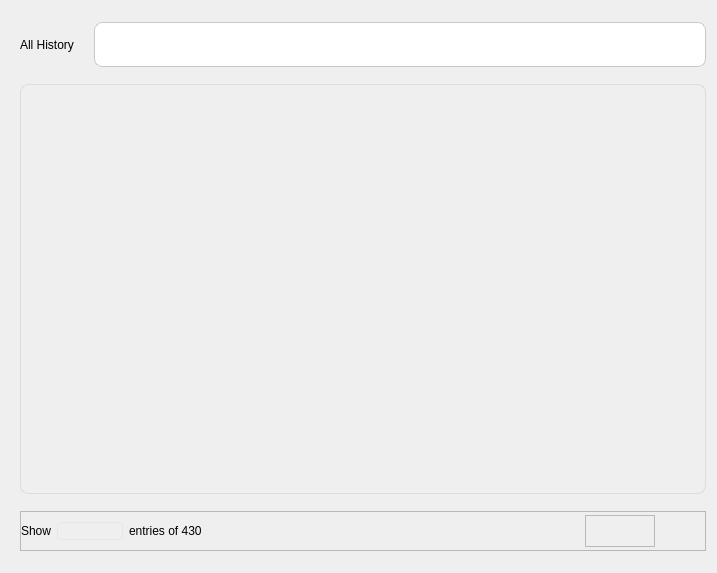
The window that widget/Setting/SoundBot/WHistoryDiaPage.ui (yechaoGitHub/AI) describes before a commit, drawn with Qt 5.
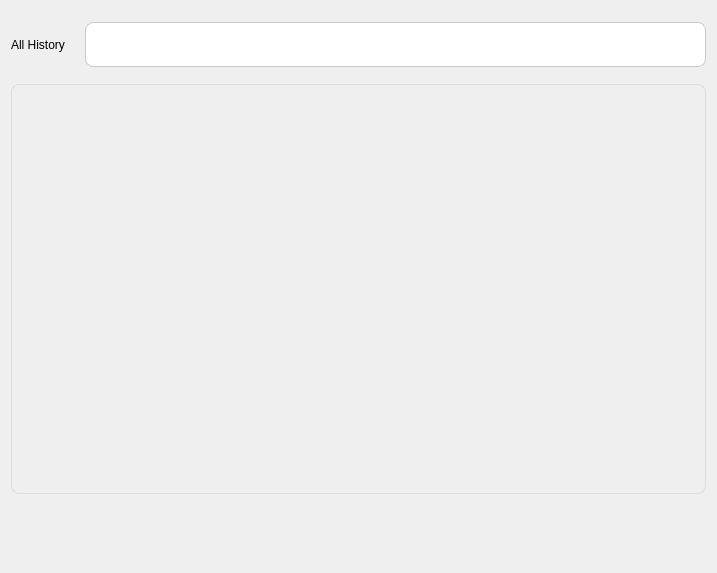
The same window after the commit. Icons and pictures are not drawn. Custom widgets are drawn as their Qt base class.

Diff of the .ui file:
```diff
--- a/widget/Setting/SoundBot/WHistoryDiaPage.ui
+++ b/widget/Setting/SoundBot/WHistoryDiaPage.ui
@@ -54,7 +54,7 @@
     subcontrol-origin: padding;
     subcontrol-position: top right;
     width: 20px;
-    border-top-right-radius: 3px; /* same radius as the QComboBox */
+    border-top-right-radius: 3px;
     border-bottom-right-radius: 3px;
 }
 
@@ -74,7 +74,7 @@
 }
 
 QHeaderView{
-    background: rgba(0,0,0,0.04);
+    background: qlineargradient(spread:pad, x1:0, y1:0, x2:1, y2:1, stop:0 rgba(0,102,255,25), stop:1 rgba(189,0,255,25));
 	border:none;
 	border-top-left-radius: 8px;
 	border-top-right-radius: 8px;
@@ -84,7 +84,7 @@
 QHeaderView::section{
 	border-radius: 8px 8px 0 0;
     border: none;
-    height:44px;    /*表头高度*/
+    height:44px;    
     color: #333333;
 	font-family: &quot;Microsoft YaHei UI&quot;;
 	font-weight: Bold;
@@ -98,9 +98,6 @@
 </string>
   </property>
   <layout class="QVBoxLayout" name="verticalLayout">
-   <property name="leftMargin">
-    <number>20</number>
-   </property>
    <item>
     <layout class="QHBoxLayout" name="horizontalLayout_7">
      <property name="spacing">
@@ -197,7 +194,7 @@
     </widget>
    </item>
    <item>
-    <widget class="QFrame" name="frame_4">
+    <widget class="WPageCtlWidget" name="widget_page" native="true">
      <property name="minimumSize">
       <size>
        <width>0</width>
@@ -210,12 +207,6 @@
        <height>40</height>
       </size>
      </property>
-     <property name="frameShape">
-      <enum>QFrame::StyledPanel</enum>
-     </property>
-     <property name="frameShadow">
-      <enum>QFrame::Raised</enum>
-     </property>
      <layout class="QHBoxLayout" name="horizontalLayout_8">
       <property name="spacing">
        <number>0</number>
@@ -232,133 +223,20 @@
       <property name="bottomMargin">
        <number>0</number>
       </property>
-      <item>
-       <layout class="QHBoxLayout" name="horizontalLayout_5">
-        <item>
-         <layout class="QHBoxLayout" name="horizontalLayout_2">
-          <item>
-           <widget class="QLabel" name="label_5">
-            <property name="maximumSize">
-             <size>
-              <width>50</width>
-              <height>17</height>
-             </size>
-            </property>
-            <property name="text">
-             <string>Show</string>
-            </property>
-           </widget>
-          </item>
-          <item>
-           <widget class="QComboBox" name="comboBox_page"/>
-          </item>
-          <item>
-           <widget class="QLabel" name="label_6">
-            <property name="minimumSize">
-             <size>
-              <width>80</width>
-              <height>17</height>
-             </size>
-            </property>
-            <property name="maximumSize">
-             <size>
-              <width>80</width>
-              <height>17</height>
-             </size>
-            </property>
-            <property name="text">
-             <string>entries of 430</string>
-            </property>
-           </widget>
-          </item>
-         </layout>
-        </item>
-        <item>
-         <spacer name="horizontalSpacer">
-          <property name="orientation">
-           <enum>Qt::Horizontal</enum>
-          </property>
-          <property name="sizeHint" stdset="0">
-           <size>
-            <width>88</width>
-            <height>20</height>
-           </size>
-          </property>
-         </spacer>
-        </item>
-        <item>
-         <layout class="QHBoxLayout" name="horizontalLayout_4">
-          <item>
-           <widget class="QPushButton" name="pb_pre">
-            <property name="minimumSize">
-             <size>
-              <width>44</width>
-              <height>32</height>
-             </size>
-            </property>
-            <property name="maximumSize">
-             <size>
-              <width>44</width>
-              <height>32</height>
-             </size>
-            </property>
-            <property name="text">
-             <string/>
-            </property>
-           </widget>
-          </item>
-          <item>
-           <widget class="QFrame" name="frame_3">
-            <property name="minimumSize">
-             <size>
-              <width>70</width>
-              <height>32</height>
-             </size>
-            </property>
-            <property name="maximumSize">
-             <size>
-              <width>16777215</width>
-              <height>32</height>
-             </size>
-            </property>
-            <property name="frameShape">
-             <enum>QFrame::StyledPanel</enum>
-            </property>
-            <property name="frameShadow">
-             <enum>QFrame::Raised</enum>
-            </property>
-            <layout class="QHBoxLayout" name="horizontalLayout_3"/>
-           </widget>
-          </item>
-          <item>
-           <widget class="QPushButton" name="pb_next">
-            <property name="minimumSize">
-             <size>
-              <width>44</width>
-              <height>32</height>
-             </size>
-            </property>
-            <property name="maximumSize">
-             <size>
-              <width>44</width>
-              <height>32</height>
-             </size>
-            </property>
-            <property name="text">
-             <string/>
-            </property>
-           </widget>
-          </item>
-         </layout>
-        </item>
-       </layout>
-      </item>
      </layout>
     </widget>
    </item>
   </layout>
  </widget>
  <layoutdefault spacing="6" margin="11"/>
+ <customwidgets>
+  <customwidget>
+   <class>WPageCtlWidget</class>
+   <extends>QWidget</extends>
+   <header>model/WPageCtlWidget.h</header>
+   <container>1</container>
+  </customwidget>
+ </customwidgets>
  <resources>
   <include location="../../../AiSound.qrc"/>
  </resources>
```
